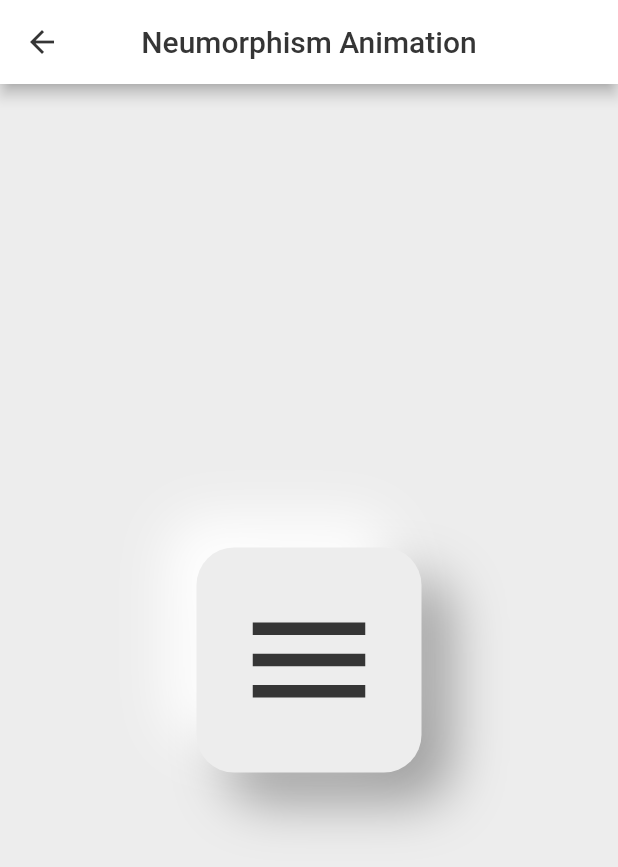
After one commit to a-k-o-r-e-d-e/Flutter_Features, a Flutter app: the AnimatedNeumorphism screen opened by its route, on a phone screen of 412 x 824 dp. The commit adds this screen. Shown: the top 867 px of the screen. Run offline on Flutter 3.47's test engine with Material 2 defaults, Android fonts, the phone set to English and light mode, and no system bars; our stand-ins replace connectivity, equatable, flutter_bloc, hydrated_bloc; missing offline and left inert: enum_to_string.

Commit message:
** Neumorphism Animation

```diff
--- a/lib/main.dart
+++ b/lib/main.dart
@@ -8,6 +8,7 @@ import 'package:flutterfeaturesapp/ui/pages/bottomsheets.dart';
 import 'package:flutterfeaturesapp/ui/pages/connectivity_test.dart';
 import 'package:flutterfeaturesapp/ui/pages/custom-loading-indicators.dart';
 import 'package:flutterfeaturesapp/ui/pages/dynamic_theming.dart';
+import 'package:flutterfeaturesapp/ui/pages/neumorphism_animation.dart';
 import 'package:flutterfeaturesapp/ui/pages/page_view.dart';
 import 'package:flutterfeaturesapp/ui/pages/swipe_to_dismiss.dart';
 import 'package:flutterfeaturesapp/ui/pages/tab_bar_nav.dart';
@@ -43,7 +44,8 @@ class MyApp extends StatelessWidget {
       RouteNames.circularPanWheelScreen: (_) => BottomSheetsScreen(),
       RouteNames.customProgressIndicator: (_) =>
           CustomLoadingIndicatorsScreen(),
-      RouteNames.animationsDemo: (context) => AnimationsDemoScreen()
+      RouteNames.animationsDemo: (_) => AnimationsDemoScreen(),
+      RouteNames.neumorphismAnimation: (_) => AnimatedNeumorphism()
     };
   }
 
--- a/lib/ui/Utils/route_names.dart
+++ b/lib/ui/Utils/route_names.dart
@@ -10,4 +10,5 @@ class RouteNames {
   static const String circularPanWheelScreen = 'circular-pan-wheel';
   static const String customProgressIndicator = 'custom-progress-indicator';
   static const String animationsDemo = 'animations-demo';
+  static const String neumorphismAnimation = "neumorphism-animation";
 }
--- a/lib/ui/pages/home_page.dart
+++ b/lib/ui/pages/home_page.dart
@@ -72,7 +72,11 @@ class HomePage extends StatelessWidget {
             _GridTile(
                 icon: Icons.animation_rounded,
                 title: "Animations Demo",
-                navigateTo: RouteNames.animationsDemo)
+                navigateTo: RouteNames.animationsDemo),
+            _GridTile(
+                icon: Icons.animation_rounded,
+                title: "Neumorphism Animation",
+                navigateTo: RouteNames.neumorphismAnimation)
           ],
         ),
       ),
--- /dev/null
+++ b/lib/ui/pages/neumorphism_animation.dart
@@ -0,0 +1,96 @@
+import 'package:flutter/material.dart';
+
+class AnimatedNeumorphism extends StatefulWidget {
+  const AnimatedNeumorphism({Key? key}) : super(key: key);
+
+  @override
+  State<AnimatedNeumorphism> createState() => _AnimatedNeumorphismState();
+}
+
+class _AnimatedNeumorphismState extends State<AnimatedNeumorphism>
+    with TickerProviderStateMixin {
+  final _customBlackColor = Color.fromARGB(255, 53, 53, 53);
+  final customWhiteColor = Color.fromARGB(255, 237, 237, 237);
+
+  double turns = 0;
+  bool isClicked = false;
+  late AnimationController _controller;
+
+  @override
+  void initState() {
+    super.initState();
+    _controller = AnimationController(
+        vsync: this, duration: const Duration(milliseconds: 800));
+  }
+
+  @override
+  void dispose() {
+    _controller.dispose();
+    super.dispose();
+  }
+
+  @override
+  Widget build(BuildContext context) {
+    return Scaffold(
+        backgroundColor: customWhiteColor,
+        appBar: AppBar(
+          title: Text("Neumorphism Animation"),
+          centerTitle: true,
+          backgroundColor: Colors.white,
+          foregroundColor: _customBlackColor,
+        ),
+        body: Center(
+          child: AnimatedRotation(
+            curve: Curves.easeOutExpo,
+            turns: turns,
+            duration: const Duration(seconds: 1),
+            child: GestureDetector(
+              onTap: () {
+                if (isClicked) {
+                  setState(() => turns -= 1 / 4);
+                  _controller.reverse();
+                } else {
+                  setState(() => turns += 1 / 4);
+                  _controller.forward();
+                }
+                isClicked = !isClicked;
+              },
+              child: AnimatedContainer(
+                curve: Curves.easeOutExpo,
+                duration: const Duration(seconds: 1),
+                decoration: BoxDecoration(
+                    borderRadius: BorderRadius.circular(25),
+                    color: customWhiteColor,
+                    boxShadow: [
+                      BoxShadow(
+                        blurRadius: 30,
+                        offset: isClicked
+                            ? const Offset(20, -20)
+                            : const Offset(20, 20),
+                        color: Colors.grey,
+                      ),
+                      BoxShadow(
+                        blurRadius: 30,
+                        offset: isClicked
+                            ? const Offset(-20, 20)
+                            : const Offset(-20, -20),
+                        color: Colors.white,
+                      )
+                    ]),
+                child: SizedBox.square(
+                  dimension: 150,
+                  child: Center(
+                    child: AnimatedIcon(
+                      icon: AnimatedIcons.menu_close,
+                      progress: _controller,
+                      size: 100,
+                      color: _customBlackColor,
+                    ),
+                  ),
+                ),
+              ),
+            ),
+          ),
+        ));
+  }
+}
```
Also changed, not shown: 1 other file.
